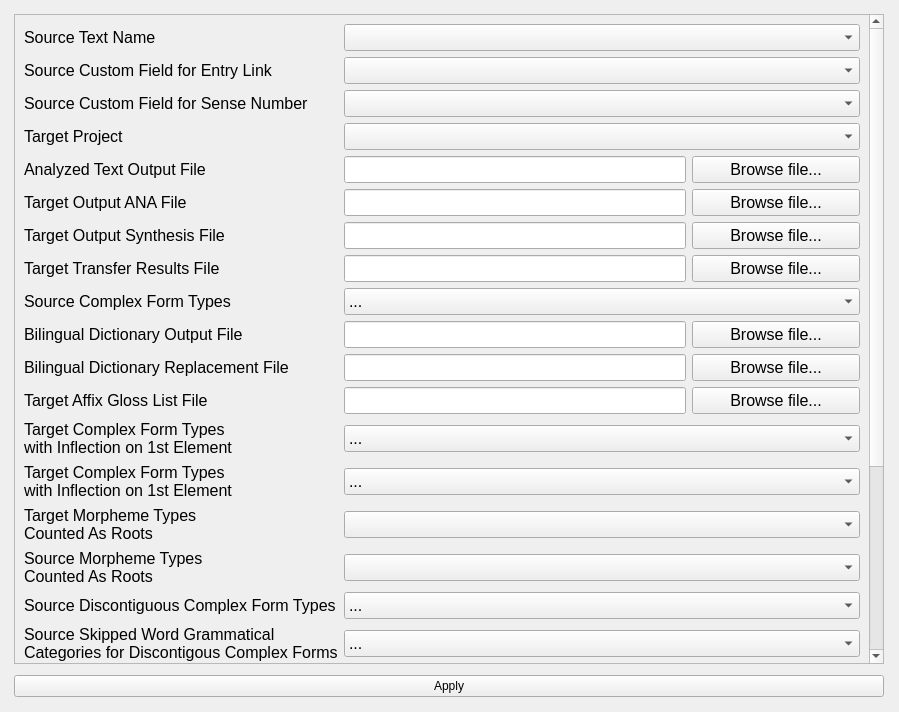
This is Install2.0/FlexTools2.0/FlexTools/Modules/FLExTrans/Lib/Settings.ui in rmlockwood/FLExTrans as Qt 5 draws it before an edit. The edited form follows.
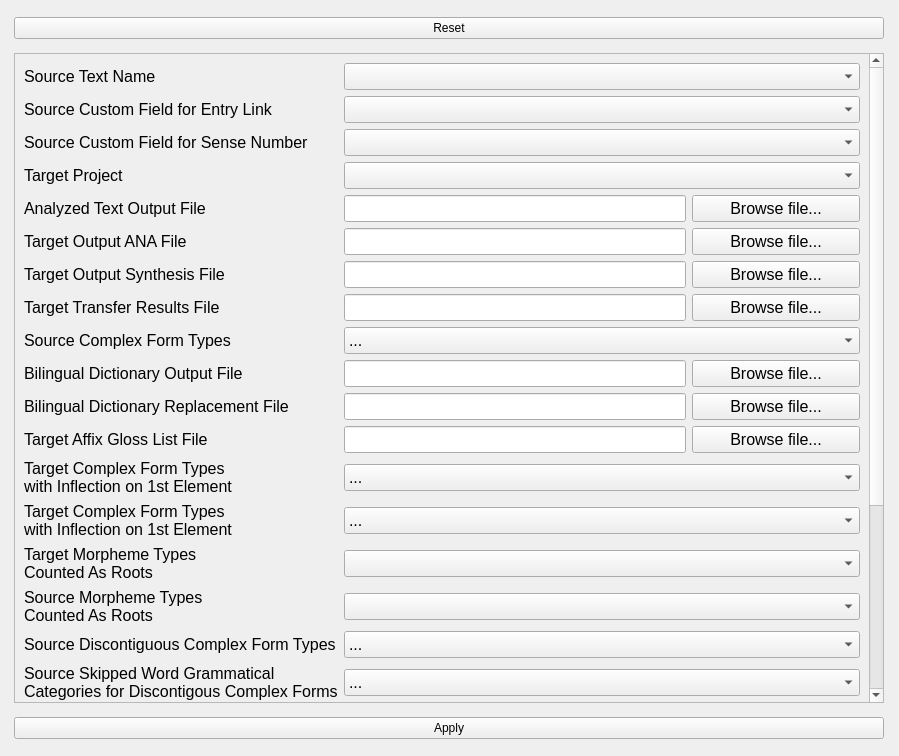
This is the edited form.

Diff of the .ui file:
```diff
--- a/Install2.0/FlexTools2.0/FlexTools/Modules/FLExTrans/Lib/Settings.ui
+++ b/Install2.0/FlexTools2.0/FlexTools/Modules/FLExTrans/Lib/Settings.ui
@@ -7,7 +7,7 @@
     <x>0</x>
     <y>0</y>
     <width>899</width>
-    <height>712</height>
+    <height>756</height>
    </rect>
   </property>
   <property name="windowTitle">
@@ -48,234 +48,113 @@
        <property name="geometry">
         <rect>
          <x>0</x>
-         <y>-165</y>
+         <y>0</y>
          <width>847</width>
          <height>1046</height>
         </rect>
        </property>
        <layout class="QGridLayout" name="gridLayout_2">
-        <item row="6" column="0">
-         <widget class="QLabel" name="output_syn_file">
-          <property name="text">
-           <string>Target Output Synthesis File</string>
-          </property>
-         </widget>
-        </item>
-        <item row="22" column="1" colspan="2">
-         <widget class="QLineEdit" name="testbed_result_filename">
-          <property name="text">
-           <string/>
-          </property>
-         </widget>
-        </item>
-        <item row="20" column="1" colspan="2">
-         <widget class="QLineEdit" name="transfer_rules_filename">
-          <property name="text">
-           <string/>
-          </property>
-         </widget>
-        </item>
-        <item row="10" column="1" colspan="2">
-         <widget class="QLineEdit" name="bilingual_dictionary_repalce_file_2">
-          <property name="text">
-           <string/>
-          </property>
-         </widget>
-        </item>
-        <item row="7" column="0">
-         <widget class="QLabel" name="transfer_result_file">
-          <property name="text">
-           <string>Target Transfer Results File</string>
-          </property>
-         </widget>
-        </item>
-        <item row="21" column="1" colspan="2">
-         <widget class="QLineEdit" name="testbed_filename">
-          <property name="text">
-           <string/>
-          </property>
-         </widget>
-        </item>
-        <item row="20" column="0">
-         <widget class="QLabel" name="transfer_rules_file">
-          <property name="text">
-           <string>Transfer Rules File</string>
-          </property>
-         </widget>
-        </item>
-        <item row="22" column="0">
-         <widget class="QLabel" name="testbed_result_file">
-          <property name="text">
-           <string>Testbed Results File</string>
-          </property>
-         </widget>
-        </item>
-        <item row="6" column="1" colspan="2">
-         <widget class="QLineEdit" name="output_syn_filename">
-          <property name="text">
-           <string/>
-          </property>
-         </widget>
-        </item>
         <item row="17" column="0">
-         <widget class="QLabel" name="skipped_source_words">
-          <property name="text">
-           <string>Source Skipped Word Grammatical 
-Categories for Discontigous Complex Forms</string>
-          </property>
-         </widget>
-        </item>
-        <item row="3" column="0">
-         <widget class="QLabel" name="target_project">
-          <property name="text">
-           <string>Target Project</string>
-          </property>
-         </widget>
-        </item>
-        <item row="16" column="0">
          <widget class="QLabel" name="source_discountiguous_complex">
           <property name="text">
            <string>Source Discontiguous Complex Form Types</string>
           </property>
          </widget>
         </item>
-        <item row="11" column="1" colspan="2">
-         <widget class="QLineEdit" name="taget_affix_gloss_list_filename">
+        <item row="25" column="1">
+         <widget class="QRadioButton" name="cleanup_yes">
           <property name="text">
-           <string/>
-          </property>
-         </widget>
-        </item>
-        <item row="23" column="0">
-         <widget class="QLabel" name="category_abbreviation_pairs">
-          <property name="text">
-           <string>Category Abbreviation Pairs</string>
+           <string>Yes</string>
           </property>
          </widget>
         </item>
         <item row="19" column="1" colspan="2">
-         <widget class="QLineEdit" name="treetran_insert_words_file_2"/>
-        </item>
-        <item row="24" column="0">
-         <widget class="QLabel" name="cleanup_target_words">
-          <property name="text">
-           <string>Cleanup Unknown Target Words</string>
-          </property>
-         </widget>
-        </item>
-        <item row="4" column="0">
-         <widget class="QLabel" name="analyzed_output">
-          <property name="text">
-           <string>Analyzed Text Output File</string>
-          </property>
-         </widget>
-        </item>
-        <item row="18" column="1" colspan="2">
          <widget class="QLineEdit" name="a_treetran_output_filename"/>
         </item>
-        <item row="21" column="0">
-         <widget class="QLabel" name="testbed_file">
+        <item row="12" column="1" colspan="2">
+         <widget class="QLineEdit" name="taget_affix_gloss_list_filename">
           <property name="text">
-           <string>Testbed File</string>
+           <string/>
           </property>
          </widget>
         </item>
-        <item row="15" column="0">
-         <widget class="QLabel" name="source_morpheme_types">
+        <item row="21" column="3">
+         <widget class="QPushButton" name="transfer_rules_button">
           <property name="text">
-           <string>Source Morpheme Types 
-Counted As Roots</string>
+           <string>Browse file...</string>
           </property>
          </widget>
         </item>
-        <item row="5" column="0">
+        <item row="2" column="1" colspan="3">
+         <widget class="QComboBox" name="chose_entry_link"/>
+        </item>
+        <item row="23" column="3">
+         <widget class="QPushButton" name="testbed_result_button">
+          <property name="text">
+           <string>Browse file...</string>
+          </property>
+         </widget>
+        </item>
+        <item row="17" column="1" colspan="3">
+         <widget class="QComboBox" name="chose_source_discontiguous_compex">
+          <item>
+           <property name="text">
+            <string>...</string>
+           </property>
+          </item>
+         </widget>
+        </item>
+        <item row="9" column="0">
+         <widget class="QLabel" name="source_complex_types">
+          <property name="text">
+           <string>Source Complex Form Types</string>
+          </property>
+         </widget>
+        </item>
+        <item row="12" column="0">
+         <widget class="QLabel" name="taget_affix_gloss_list_file">
+          <property name="text">
+           <string>Target Affix Gloss List File</string>
+          </property>
+         </widget>
+        </item>
+        <item row="6" column="0">
          <widget class="QLabel" name="output_ANA_file">
           <property name="text">
            <string>Target Output ANA File</string>
           </property>
          </widget>
         </item>
-        <item row="18" column="0">
-         <widget class="QLabel" name="a_treetran_output_file">
+        <item row="2" column="0">
+         <widget class="QLabel" name="entry_link">
           <property name="text">
-           <string>Analyzed Text TreeTran Output File</string>
+           <string>Source Custom Field for Entry Link</string>
           </property>
          </widget>
         </item>
-        <item row="25" column="0">
-         <widget class="QLabel" name="sentence_punctuation">
+        <item row="20" column="3">
+         <widget class="QPushButton" name="tretran_insert_words_button">
           <property name="text">
-           <string>Sentence Punctuation</string>
+           <string>Browse file...</string>
           </property>
          </widget>
         </item>
-        <item row="13" column="0">
-         <widget class="QLabel" name="infelction_second_element">
-          <property name="text">
-           <string>Target Complex Form Types 
-with Inflection on 1st Element</string>
-          </property>
-         </widget>
-        </item>
-        <item row="24" column="1">
-         <widget class="QRadioButton" name="cleanup_yes">
-          <property name="text">
-           <string>Yes</string>
-          </property>
-         </widget>
-        </item>
-        <item row="5" column="1" colspan="2">
-         <widget class="QLineEdit" name="output_ANA_filename">
+        <item row="26" column="1" colspan="3">
+         <widget class="QLineEdit" name="punctuation">
           <property name="text">
            <string/>
           </property>
          </widget>
         </item>
         <item row="10" column="0">
-         <widget class="QLabel" name="bilingual_dictionary_repalce_file">
-          <property name="text">
-           <string>Bilingual Dictionary Replacement File</string>
-          </property>
-         </widget>
-        </item>
-        <item row="14" column="0">
-         <widget class="QLabel" name="target_morpheme_types">
-          <property name="text">
-           <string>Target Morpheme Types 
-Counted As Roots</string>
-          </property>
-         </widget>
-        </item>
-        <item row="7" column="1" colspan="2">
-         <widget class="QLineEdit" name="transfer_result_filename">
-          <property name="text">
-           <string/>
-          </property>
-         </widget>
-        </item>
-        <item row="8" column="0">
-         <widget class="QLabel" name="source_complex_types">
-          <property name="text">
-           <string>Source Complex Form Types</string>
-          </property>
-         </widget>
-        </item>
-        <item row="4" column="1" colspan="2">
-         <widget class="QLineEdit" name="output_filename">
-          <property name="text">
-           <string/>
-          </property>
-         </widget>
-        </item>
-        <item row="9" column="0">
          <widget class="QLabel" name="bilingual_dictionary_output_file">
           <property name="text">
            <string>Bilingual Dictionary Output File</string>
           </property>
          </widget>
         </item>
-        <item row="23" column="1">
-         <widget class="QComboBox" name="category_abbreviation_one">
+        <item row="18" column="1" colspan="3">
+         <widget class="QComboBox" name="chose_skipped_source_words">
           <item>
            <property name="text">
             <string>...</string>
@@ -283,45 +162,154 @@
           </item>
          </widget>
         </item>
-        <item row="9" column="1" colspan="2">
+        <item row="5" column="1" colspan="2">
+         <widget class="QLineEdit" name="output_filename">
+          <property name="text">
+           <string/>
+          </property>
+         </widget>
+        </item>
+        <item row="15" column="1" colspan="3">
+         <widget class="QComboBox" name="chose_target_morpheme_types"/>
+        </item>
+        <item row="22" column="0">
+         <widget class="QLabel" name="testbed_file">
+          <property name="text">
+           <string>Testbed File</string>
+          </property>
+         </widget>
+        </item>
+        <item row="6" column="3">
+         <widget class="QPushButton" name="ana_file_button">
+          <property name="text">
+           <string>Browse file...</string>
+          </property>
+         </widget>
+        </item>
+        <item row="21" column="0">
+         <widget class="QLabel" name="transfer_rules_file">
+          <property name="text">
+           <string>Transfer Rules File</string>
+          </property>
+         </widget>
+        </item>
+        <item row="11" column="3">
+         <widget class="QPushButton" name="bi_dictionary_replacefile_button">
+          <property name="text">
+           <string>Browse file...</string>
+          </property>
+         </widget>
+        </item>
+        <item row="14" column="0">
+         <widget class="QLabel" name="infelction_second_element">
+          <property name="text">
+           <string>Target Complex Form Types 
+with Inflection on 1st Element</string>
+          </property>
+         </widget>
+        </item>
+        <item row="20" column="0">
+         <widget class="QLabel" name="treetran_insert_words_file">
+          <property name="text">
+           <string>TreeTran Insert Words File</string>
+          </property>
+         </widget>
+        </item>
+        <item row="7" column="0">
+         <widget class="QLabel" name="output_syn_file">
+          <property name="text">
+           <string>Target Output Synthesis File</string>
+          </property>
+         </widget>
+        </item>
+        <item row="12" column="3">
+         <widget class="QPushButton" name="target_affix_list_button">
+          <property name="text">
+           <string>Browse file...</string>
+          </property>
+         </widget>
+        </item>
+        <item row="10" column="1" colspan="2">
          <widget class="QLineEdit" name="bilingual_dictionary_output_filename">
           <property name="text">
            <string/>
           </property>
          </widget>
         </item>
+        <item row="18" column="0">
+         <widget class="QLabel" name="skipped_source_words">
+          <property name="text">
+           <string>Source Skipped Word Grammatical 
+Categories for Discontigous Complex Forms</string>
+          </property>
+         </widget>
+        </item>
+        <item row="4" column="1" colspan="3">
+         <widget class="QComboBox" name="chose_target_project"/>
+        </item>
+        <item row="9" column="1" colspan="3">
+         <widget class="QComboBox" name="chose_source_compex_types">
+          <item>
+           <property name="text">
+            <string>...</string>
+           </property>
+          </item>
+         </widget>
+        </item>
+        <item row="22" column="3">
+         <widget class="QPushButton" name="testbed_button">
+          <property name="text">
+           <string>Browse file...</string>
+          </property>
+         </widget>
+        </item>
+        <item row="1" column="1" colspan="3">
+         <widget class="QComboBox" name="chose_sourc_text"/>
+        </item>
+        <item row="15" column="0">
+         <widget class="QLabel" name="target_morpheme_types">
+          <property name="text">
+           <string>Target Morpheme Types 
+Counted As Roots</string>
+          </property>
+         </widget>
+        </item>
+        <item row="21" column="1" colspan="2">
+         <widget class="QLineEdit" name="transfer_rules_filename">
+          <property name="text">
+           <string/>
+          </property>
+         </widget>
+        </item>
         <item row="11" column="0">
-         <widget class="QLabel" name="taget_affix_gloss_list_file">
+         <widget class="QLabel" name="bilingual_dictionary_repalce_file">
           <property name="text">
-           <string>Target Affix Gloss List File</string>
+           <string>Bilingual Dictionary Replacement File</string>
           </property>
          </widget>
         </item>
-        <item row="1" column="0">
-         <widget class="QLabel" name="entry_link">
+        <item row="5" column="3">
+         <widget class="QPushButton" name="a_text_button">
           <property name="text">
-           <string>Source Custom Field for Entry Link</string>
+           <string>Browse file...</string>
           </property>
          </widget>
         </item>
-        <item row="2" column="0">
-         <widget class="QLabel" name="sense_number">
+        <item row="19" column="3">
+         <widget class="QPushButton" name="a_tretran_outfile_button">
           <property name="text">
-           <string>Source Custom Field for Sense Number</string>
+           <string>Browse file...</string>
+          </property>
+         </widget>
+        </item>
+        <item row="5" column="0">
+         <widget class="QLabel" name="analyzed_output">
+          <property name="text">
+           <string>Analyzed Text Output File</string>
           </property>
          </widget>
         </item>
         <item row="24" column="2">
-         <widget class="QRadioButton" name="cleanup_no">
-          <property name="text">
-           <string>No</string>
-          </property>
-          <property name="checked">
-           <bool>true</bool>
-          </property>
-         </widget>
-        </item>
-        <item row="23" column="2">
          <widget class="QComboBox" name="category_abbreviation_two">
           <item>
            <property name="text">
@@ -330,21 +318,14 @@
           </item>
          </widget>
         </item>
-        <item row="0" column="0">
+        <item row="1" column="0">
          <widget class="QLabel" name="source_text_name">
           <property name="text">
            <string>Source Text Name</string>
           </property>
          </widget>
         </item>
-        <item row="19" column="0">
-         <widget class="QLabel" name="treetran_insert_words_file">
-          <property name="text">
-           <string>TreeTran Insert Words File</string>
-          </property>
-         </widget>
-        </item>
-        <item row="12" column="0">
+        <item row="13" column="0">
          <widget class="QLabel" name="infelction_first_element">
           <property name="text">
            <string>Target Complex Form Types 
@@ -352,87 +333,8 @@
           </property>
          </widget>
         </item>
-        <item row="5" column="3">
-         <widget class="QPushButton" name="ana_file_button">
-          <property name="text">
-           <string>Browse file...</string>
-          </property>
-         </widget>
-        </item>
-        <item row="0" column="1" colspan="3">
-         <widget class="QComboBox" name="chose_sourc_text"/>
-        </item>
-        <item row="1" column="1" colspan="3">
-         <widget class="QComboBox" name="chose_entry_link"/>
-        </item>
-        <item row="2" column="1" colspan="3">
-         <widget class="QComboBox" name="chose_sense_number"/>
-        </item>
-        <item row="3" column="1" colspan="3">
-         <widget class="QComboBox" name="chose_target_project"/>
-        </item>
-        <item row="4" column="3">
-         <widget class="QPushButton" name="a_text_button">
-          <property name="text">
-           <string>Browse file...</string>
-          </property>
-         </widget>
-        </item>
-        <item row="6" column="3">
-         <widget class="QPushButton" name="syn_file_button">
-          <property name="text">
-           <string>Browse file...</string>
-          </property>
-         </widget>
-        </item>
-        <item row="7" column="3">
-         <widget class="QPushButton" name="transfer_result_file_button">
-          <property name="text">
-           <string>Browse file...</string>
-          </property>
-         </widget>
-        </item>
-        <item row="9" column="3">
-         <widget class="QPushButton" name="bi_dictionary_uotfile_button">
-          <property name="text">
-           <string>Browse file...</string>
-          </property>
-         </widget>
-        </item>
-        <item row="10" column="3">
-         <widget class="QPushButton" name="bi_dictionary_replacefile_button">
-          <property name="text">
-           <string>Browse file...</string>
-          </property>
-         </widget>
-        </item>
-        <item row="11" column="3">
-         <widget class="QPushButton" name="target_affix_list_button">
-          <property name="text">
-           <string>Browse file...</string>
-          </property>
-         </widget>
-        </item>
-        <item row="8" column="1" colspan="3">
-         <widget class="QComboBox" name="chose_source_compex_types">
-          <item>
-           <property name="text">
-            <string>...</string>
-           </property>
-          </item>
-         </widget>
-        </item>
-        <item row="12" column="1" colspan="3">
-         <widget class="QComboBox" name="chose_infelction_first_element">
-          <item>
-           <property name="text">
-            <string>...</string>
-           </property>
-          </item>
-         </widget>
-        </item>
         <item row="13" column="1" colspan="3">
-         <widget class="QComboBox" name="chose_infelction_second_element">
+         <widget class="QComboBox" name="chose_infelction_first_element">
           <item>
            <property name="text">
             <string>...</string>
@@ -440,23 +342,128 @@
           </item>
          </widget>
         </item>
+        <item row="8" column="1" colspan="2">
+         <widget class="QLineEdit" name="transfer_result_filename">
+          <property name="text">
+           <string/>
+          </property>
+         </widget>
+        </item>
+        <item row="11" column="1" colspan="2">
+         <widget class="QLineEdit" name="bilingual_dictionary_repalce_file_2">
+          <property name="text">
+           <string/>
+          </property>
+         </widget>
+        </item>
+        <item row="10" column="3">
+         <widget class="QPushButton" name="bi_dictionary_uotfile_button">
+          <property name="text">
+           <string>Browse file...</string>
+          </property>
+         </widget>
+        </item>
+        <item row="22" column="1" colspan="2">
+         <widget class="QLineEdit" name="testbed_filename">
+          <property name="text">
+           <string/>
+          </property>
+         </widget>
+        </item>
+        <item row="8" column="0">
+         <widget class="QLabel" name="transfer_result_file">
+          <property name="text">
+           <string>Target Transfer Results File</string>
+          </property>
+         </widget>
+        </item>
         <item row="14" column="1" colspan="3">
-         <widget class="QComboBox" name="chose_target_morpheme_types"/>
+         <widget class="QComboBox" name="chose_infelction_second_element">
+          <item>
+           <property name="text">
+            <string>...</string>
+           </property>
+          </item>
+         </widget>
         </item>
-        <item row="15" column="1" colspan="3">
-         <widget class="QComboBox" name="chose_source_morpheme_types"/>
+        <item row="25" column="0">
+         <widget class="QLabel" name="cleanup_target_words">
+          <property name="text">
+           <string>Cleanup Unknown Target Words</string>
+          </property>
+         </widget>
+        </item>
+        <item row="8" column="3">
+         <widget class="QPushButton" name="transfer_result_file_button">
+          <property name="text">
+           <string>Browse file...</string>
+          </property>
+         </widget>
+        </item>
+        <item row="26" column="0">
+         <widget class="QLabel" name="sentence_punctuation">
+          <property name="text">
+           <string>Sentence Punctuation</string>
+          </property>
+         </widget>
+        </item>
+        <item row="7" column="1" colspan="2">
+         <widget class="QLineEdit" name="output_syn_filename">
+          <property name="text">
+           <string/>
+          </property>
+         </widget>
+        </item>
+        <item row="25" column="2">
+         <widget class="QRadioButton" name="cleanup_no">
+          <property name="text">
+           <string>No</string>
+          </property>
+          <property name="checked">
+           <bool>true</bool>
+          </property>
+         </widget>
+        </item>
+        <item row="3" column="0">
+         <widget class="QLabel" name="sense_number">
+          <property name="text">
+           <string>Source Custom Field for Sense Number</string>
+          </property>
+         </widget>
+        </item>
+        <item row="7" column="3">
+         <widget class="QPushButton" name="syn_file_button">
+          <property name="text">
+           <string>Browse file...</string>
+          </property>
+         </widget>
+        </item>
+        <item row="24" column="0">
+         <widget class="QLabel" name="category_abbreviation_pairs">
+          <property name="text">
+           <string>Category Abbreviation Pairs</string>
+          </property>
+         </widget>
+        </item>
+        <item row="23" column="1" colspan="2">
+         <widget class="QLineEdit" name="testbed_result_filename">
+          <property name="text">
+           <string/>
+          </property>
+         </widget>
         </item>
         <item row="16" column="1" colspan="3">
-         <widget class="QComboBox" name="chose_source_discontiguous_compex">
-          <item>
-           <property name="text">
-            <string>...</string>
-           </property>
-          </item>
+         <widget class="QComboBox" name="chose_source_morpheme_types"/>
+        </item>
+        <item row="23" column="0">
+         <widget class="QLabel" name="testbed_result_file">
+          <property name="text">
+           <string>Testbed Results File</string>
+          </property>
          </widget>
         </item>
-        <item row="17" column="1" colspan="3">
-         <widget class="QComboBox" name="chose_skipped_source_words">
+        <item row="24" column="1">
+         <widget class="QComboBox" name="category_abbreviation_one">
           <item>
            <property name="text">
             <string>...</string>
@@ -464,48 +471,41 @@
           </item>
          </widget>
         </item>
-        <item row="18" column="3">
-         <widget class="QPushButton" name="a_tretran_outfile_button">
-          <property name="text">
-           <string>Browse file...</string>
-          </property>
-         </widget>
+        <item row="3" column="1" colspan="3">
+         <widget class="QComboBox" name="chose_sense_number"/>
         </item>
-        <item row="19" column="3">
-         <widget class="QPushButton" name="tretran_insert_words_button">
+        <item row="4" column="0">
+         <widget class="QLabel" name="target_project">
           <property name="text">
-           <string>Browse file...</string>
+           <string>Target Project</string>
           </property>
          </widget>
         </item>
-        <item row="20" column="3">
-         <widget class="QPushButton" name="transfer_rules_button">
+        <item row="16" column="0">
+         <widget class="QLabel" name="source_morpheme_types">
           <property name="text">
-           <string>Browse file...</string>
+           <string>Source Morpheme Types 
+Counted As Roots</string>
           </property>
          </widget>
         </item>
-        <item row="21" column="3">
-         <widget class="QPushButton" name="testbed_button">
-          <property name="text">
-           <string>Browse file...</string>
-          </property>
-         </widget>
-        </item>
-        <item row="22" column="3">
-         <widget class="QPushButton" name="testbed_result_button">
-          <property name="text">
-           <string>Browse file...</string>
-          </property>
-         </widget>
-        </item>
-        <item row="25" column="1" colspan="3">
-         <widget class="QLineEdit" name="punctuation">
+        <item row="6" column="1" colspan="2">
+         <widget class="QLineEdit" name="output_ANA_filename">
           <property name="text">
            <string/>
           </property>
          </widget>
         </item>
+        <item row="19" column="0">
+         <widget class="QLabel" name="a_treetran_output_file">
+          <property name="text">
+           <string>Analyzed Text TreeTran Output File</string>
+          </property>
+         </widget>
+        </item>
+        <item row="20" column="1" colspan="2">
+         <widget class="QLineEdit" name="treetran_insert_words_file_2"/>
+        </item>
        </layout>
       </widget>
      </widget>
@@ -517,6 +517,13 @@
       </property>
      </widget>
     </item>
+    <item row="0" column="2">
+     <widget class="QPushButton" name="reset_button">
+      <property name="text">
+       <string>Reset</string>
+      </property>
+     </widget>
+    </item>
    </layout>
   </widget>
  </widget>
```
